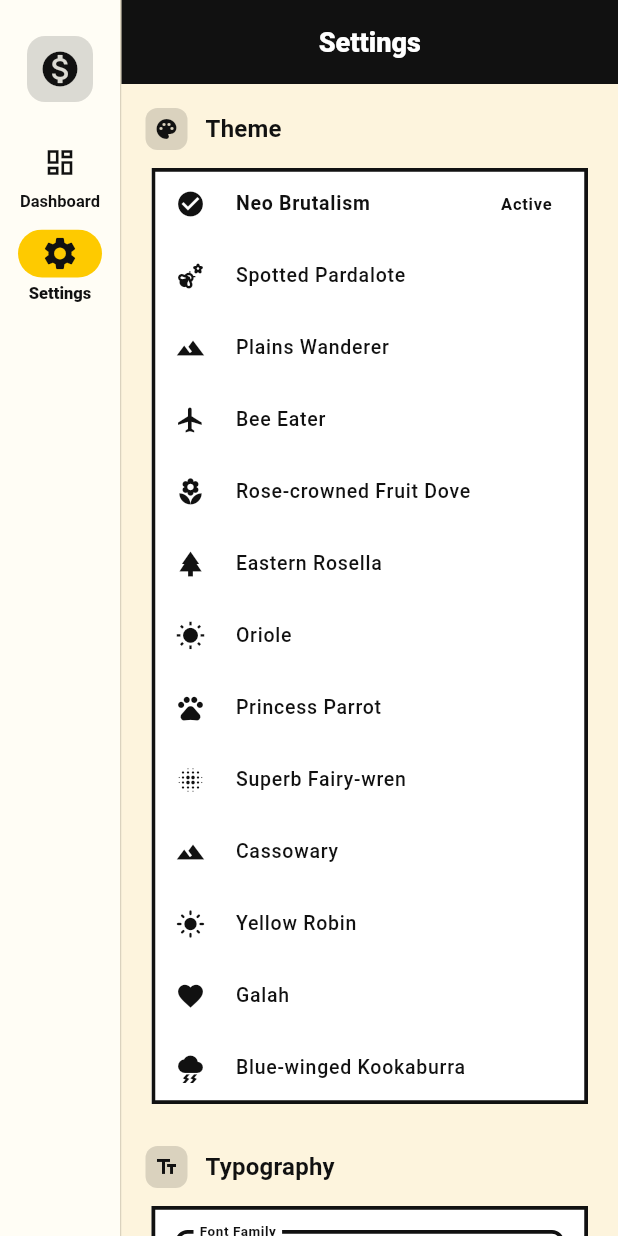
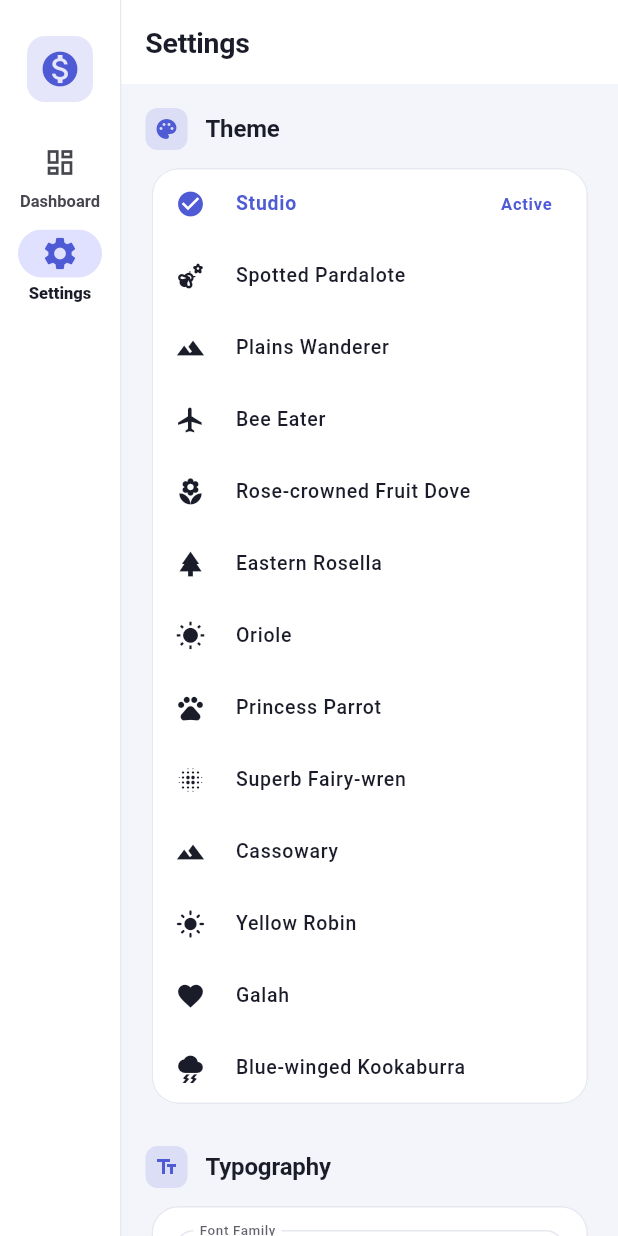
Before and after one commit to ryandam9/expenses, a Flutter app: the screen it shows after launch, after a tap on "Settings", on a phone screen of 412 x 824 dp. Run offline on Flutter 3.47's test engine with Material 3 defaults, Android fonts, the phone set to English and light mode, and no system bars; our stand-ins replace fl_chart, flutter_riverpod, google_fonts, sqflite, sqflite_common_ffi; accounts and stored records are empty; Roboto replaces fonts that are missing (Google Sans).

Commit message:
Replace Neo Brutalism with custom Studio theme
Drop the brutalist default in favour of a hand-tuned, standard Material 3
theme ('Studio'): muted indigo accent, clean white cards over a cool
off-white canvas, hairline borders, soft shadows, and generous rounding.
Ships matching light and dark variants and an on-theme chart palette.

```diff
--- a/lib/theme/app_themes.dart
+++ b/lib/theme/app_themes.dart
@@ -42,237 +42,279 @@ List<Color> buildChartColors(List<Color> base, int count) {
   return out;
 }
 
-const _black = Color(0xFF111111);
-const _white = Color(0xFFFFFDF5);
-const _neoBg = Color(0xFFFDF4DD);
-const _neoYellow = Color(0xFFFECA00);
-const _neoRed = Color(0xFFCB0300);
-const _neoBlue = Color(0xFF06ABDF);
+// --- Studio: the default, hand-tuned theme ----------------------------------
+//
+// A calm, modern dashboard look built on standard Material 3. The accent is a
+// muted indigo; surfaces are clean white cards floating over a cool, barely
+// tinted background. Corners are generously rounded, borders are hairline, and
+// shadows are soft and low — the opposite of the old brutalist look. Designed
+// so financial data reads clearly without the chrome competing for attention.
+const _studioIndigo = Color(0xFF4F5BD5); // primary accent
+const _studioInk = Color(0xFF1B1C2A); // near-black text
+const _studioBg = Color(0xFFF4F5FA); // cool off-white canvas
+const _studioBorder = Color(0xFFE6E8F0); // hairline card border
 
-ThemeData _neoBrutalismLight() {
+ThemeData _studioLight() {
+  final scheme = ColorScheme.fromSeed(
+    seedColor: _studioIndigo,
+    brightness: Brightness.light,
+  ).copyWith(
+    primary: _studioIndigo,
+    onSurface: _studioInk,
+    surface: Colors.white,
+    surfaceContainerLowest: Colors.white,
+    surfaceContainerLow: _studioBg,
+    surfaceContainerHigh: const Color(0xFFEFF1F8),
+    outline: const Color(0xFFC9CCDA),
+    outlineVariant: _studioBorder,
+  );
+
   return ThemeData(
     useMaterial3: true,
     brightness: Brightness.light,
-    colorScheme: ColorScheme(
-      brightness: Brightness.light,
-      primary: _black,
-      onPrimary: _white,
-      secondary: _neoRed,
-      onSecondary: _white,
-      secondaryContainer: _neoYellow,
-      onSecondaryContainer: _black,
-      tertiary: _neoBlue,
-      onTertiary: _black,
-      primaryContainer: _neoYellow,
-      onPrimaryContainer: _black,
-      error: _neoRed,
-      onError: _white,
-      surface: _white,
-      onSurface: _black,
-      surfaceContainerLowest: const Color(0xFFFFFFFF),
-      surfaceContainerLow: const Color(0xFFF8F6F2),
-      surfaceContainerHigh: const Color(0xFFEDE8E0),
-      outline: _black.withValues(alpha: 0.3),
-      outlineVariant: _black.withValues(alpha: 0.15),
-    ),
-    scaffoldBackgroundColor: _neoBg,
+    colorScheme: scheme,
+    scaffoldBackgroundColor: _studioBg,
     cardTheme: CardThemeData(
       elevation: 0,
       color: Colors.white,
-      shape: Border.all(color: _black, width: 2.5),
+      shadowColor: _studioInk.withValues(alpha: 0.06),
+      shape: RoundedRectangleBorder(
+        borderRadius: BorderRadius.circular(18),
+        side: const BorderSide(color: _studioBorder, width: 1),
+      ),
       surfaceTintColor: Colors.transparent,
     ),
-    appBarTheme: AppBarThemeData(
+    appBarTheme: const AppBarThemeData(
       elevation: 0,
-      backgroundColor: _black,
-      foregroundColor: _white,
-      centerTitle: true,
-      titleTextStyle: const TextStyle(
-        fontWeight: FontWeight.w800,
-        fontSize: 18,
+      scrolledUnderElevation: 0,
+      backgroundColor: Colors.white,
+      foregroundColor: _studioInk,
+      surfaceTintColor: Colors.transparent,
+      centerTitle: false,
+      titleTextStyle: TextStyle(
+        fontWeight: FontWeight.w700,
+        fontSize: 19,
+        color: _studioInk,
+        letterSpacing: -0.2,
       ),
     ),
-    dividerTheme: DividerThemeData(
-      color: _black.withValues(alpha: 0.3),
-      thickness: 1.5,
-      space: 0,
+    dividerTheme: const DividerThemeData(
+      color: _studioBorder,
+      thickness: 1,
+      space: 1,
     ),
     navigationRailTheme: NavigationRailThemeData(
-      backgroundColor: _neoBg,
-      indicatorColor: _neoYellow,
+      backgroundColor: Colors.white,
+      indicatorColor: _studioIndigo.withValues(alpha: 0.12),
       indicatorShape: RoundedRectangleBorder(
-        borderRadius: BorderRadius.circular(8),
-        side: const BorderSide(color: _black, width: 2),
+        borderRadius: BorderRadius.circular(12),
       ),
       labelType: NavigationRailLabelType.all,
-      unselectedLabelTextStyle: const TextStyle(
-        fontWeight: FontWeight.w600,
+      unselectedLabelTextStyle: TextStyle(
+        fontWeight: FontWeight.w500,
         fontSize: 11,
-        color: _black,
+        color: _studioInk.withValues(alpha: 0.55),
       ),
       selectedLabelTextStyle: const TextStyle(
-        fontWeight: FontWeight.w800,
+        fontWeight: FontWeight.w700,
         fontSize: 11,
-        color: _black,
+        color: _studioIndigo,
       ),
-      unselectedIconTheme: const IconThemeData(color: _black, size: 22),
-      selectedIconTheme: const IconThemeData(color: _black, size: 26),
+      unselectedIconTheme: IconThemeData(
+        color: _studioInk.withValues(alpha: 0.55),
+        size: 22,
+      ),
+      selectedIconTheme: const IconThemeData(color: _studioIndigo, size: 24),
     ),
     textTheme: const TextTheme(
-      titleLarge: TextStyle(fontWeight: FontWeight.w800, fontSize: 20, color: _black),
-      titleMedium: TextStyle(fontWeight: FontWeight.w700, fontSize: 16, color: _black),
-      titleSmall: TextStyle(fontWeight: FontWeight.w700, fontSize: 14, color: _black),
-      bodyLarge: TextStyle(fontWeight: FontWeight.w500, color: _black),
-      bodyMedium: TextStyle(fontWeight: FontWeight.w500, color: _black),
-      bodySmall: TextStyle(fontWeight: FontWeight.w500, color: _black),
-      labelLarge: TextStyle(fontWeight: FontWeight.w700, fontSize: 13, color: _black),
-      labelSmall: TextStyle(fontWeight: FontWeight.w500, color: _black),
+      titleLarge: TextStyle(fontWeight: FontWeight.w700, fontSize: 20, color: _studioInk, letterSpacing: -0.3),
+      titleMedium: TextStyle(fontWeight: FontWeight.w600, fontSize: 16, color: _studioInk, letterSpacing: -0.1),
+      titleSmall: TextStyle(fontWeight: FontWeight.w600, fontSize: 14, color: _studioInk),
+      bodyLarge: TextStyle(fontWeight: FontWeight.w400, color: _studioInk),
+      bodyMedium: TextStyle(fontWeight: FontWeight.w400, color: _studioInk),
+      bodySmall: TextStyle(fontWeight: FontWeight.w400, color: Color(0xFF5B5D6E)),
+      labelLarge: TextStyle(fontWeight: FontWeight.w600, fontSize: 13, color: _studioInk),
+      labelSmall: TextStyle(fontWeight: FontWeight.w500, color: _studioInk),
     ),
     inputDecorationTheme: InputDecorationTheme(
       filled: true,
-      fillColor: Colors.white,
+      fillColor: _studioBg,
       border: OutlineInputBorder(
-        borderRadius: BorderRadius.circular(8),
-        borderSide: const BorderSide(color: _black, width: 2.5),
+        borderRadius: BorderRadius.circular(12),
+        borderSide: const BorderSide(color: _studioBorder, width: 1),
       ),
       enabledBorder: OutlineInputBorder(
-        borderRadius: BorderRadius.circular(8),
-        borderSide: const BorderSide(color: _black, width: 2.5),
+        borderRadius: BorderRadius.circular(12),
+        borderSide: const BorderSide(color: _studioBorder, width: 1),
       ),
       focusedBorder: OutlineInputBorder(
-        borderRadius: BorderRadius.circular(8),
-        borderSide: const BorderSide(color: _neoBlue, width: 2.5),
+        borderRadius: BorderRadius.circular(12),
+        borderSide: const BorderSide(color: _studioIndigo, width: 1.5),
       ),
-      contentPadding: const EdgeInsets.symmetric(horizontal: 12, vertical: 10),
+      contentPadding: const EdgeInsets.symmetric(horizontal: 14, vertical: 12),
       isDense: true,
-      labelStyle: const TextStyle(fontWeight: FontWeight.w600, fontSize: 12, color: _black),
+      labelStyle: TextStyle(
+        fontWeight: FontWeight.w500,
+        fontSize: 12,
+        color: _studioInk.withValues(alpha: 0.7),
+      ),
     ),
     filledButtonTheme: FilledButtonThemeData(
       style: FilledButton.styleFrom(
-        backgroundColor: _black,
-        foregroundColor: _white,
-        shape: RoundedRectangleBorder(borderRadius: BorderRadius.circular(8)),
-        elevation: 4,
-        shadowColor: _black,
-        textStyle: const TextStyle(fontWeight: FontWeight.w700, fontSize: 13),
-        padding: const EdgeInsets.symmetric(horizontal: 20, vertical: 12),
+        backgroundColor: _studioIndigo,
+        foregroundColor: Colors.white,
+        shape: RoundedRectangleBorder(borderRadius: BorderRadius.circular(12)),
+        elevation: 0,
+        textStyle: const TextStyle(fontWeight: FontWeight.w600, fontSize: 13),
+        padding: const EdgeInsets.symmetric(horizontal: 20, vertical: 14),
       ),
     ),
     chipTheme: ChipThemeData(
-      backgroundColor: Colors.white,
-      side: const BorderSide(color: _black, width: 2),
-      labelStyle: const TextStyle(fontWeight: FontWeight.w700, fontSize: 12, color: _black),
-      padding: const EdgeInsets.symmetric(horizontal: 8, vertical: 4),
-      shape: RoundedRectangleBorder(borderRadius: BorderRadius.circular(8)),
+      backgroundColor: _studioBg,
+      side: const BorderSide(color: _studioBorder, width: 1),
+      labelStyle: const TextStyle(fontWeight: FontWeight.w500, fontSize: 12, color: _studioInk),
+      padding: const EdgeInsets.symmetric(horizontal: 10, vertical: 6),
+      shape: RoundedRectangleBorder(borderRadius: BorderRadius.circular(10)),
     ),
-    dividerColor: _black.withValues(alpha: 0.2),
+    dividerColor: _studioBorder,
     searchBarTheme: SearchBarThemeData(
       elevation: WidgetStateProperty.all(0),
-      backgroundColor: WidgetStateProperty.all(Colors.white),
+      backgroundColor: WidgetStateProperty.all(_studioBg),
       shape: WidgetStateProperty.all(
         RoundedRectangleBorder(
-          borderRadius: BorderRadius.circular(8),
-          side: const BorderSide(color: _black, width: 2.5),
+          borderRadius: BorderRadius.circular(12),
+          side: const BorderSide(color: _studioBorder, width: 1),
         ),
       ),
     ),
     searchViewTheme: SearchViewThemeData(
       shape: RoundedRectangleBorder(
-        borderRadius: BorderRadius.circular(12),
-        side: const BorderSide(color: _black, width: 2),
+        borderRadius: BorderRadius.circular(16),
+        side: const BorderSide(color: _studioBorder, width: 1),
       ),
     ),
   );
 }
 
-ThemeData _neoBrutalismDark() {
-  return _neoBrutalismLight().copyWith(
+ThemeData _studioDark() {
+  const darkBg = Color(0xFF14151C);
+  const darkSurface = Color(0xFF1D1F29);
+  const darkBorder = Color(0xFF2C2F3C);
+  const darkText = Color(0xFFE8E9F0);
+  const accent = Color(0xFF8B95F2);
+
+  final scheme = ColorScheme.fromSeed(
+    seedColor: _studioIndigo,
     brightness: Brightness.dark,
-    scaffoldBackgroundColor: _black,
-    colorScheme: ColorScheme(
-      brightness: Brightness.dark,
-      primary: _white,
-      onPrimary: _black,
-      secondary: _neoRed,
-      onSecondary: _white,
-      tertiary: _neoBlue,
-      onTertiary: _white,
-      error: _neoRed,
-      onError: _white,
-      surface: _black,
-      onSurface: _white,
-      surfaceContainerLowest: const Color(0xFF0A0A0A),
-      surfaceContainerLow: const Color(0xFF1F1F1F),
-      surfaceContainerHigh: const Color(0xFF2A2A2A),
-      outline: Colors.white.withValues(alpha: 0.3),
-      outlineVariant: Colors.white.withValues(alpha: 0.15),
-    ),
-    appBarTheme: AppBarThemeData(
-      elevation: 0,
-      backgroundColor: Colors.white,
-      foregroundColor: _black,
-      centerTitle: true,
-    ),
+  ).copyWith(
+    primary: accent,
+    onPrimary: const Color(0xFF111219),
+    onSurface: darkText,
+    surface: darkSurface,
+    surfaceContainerLowest: darkBg,
+    surfaceContainerLow: darkSurface,
+    surfaceContainerHigh: const Color(0xFF252835),
+    outline: const Color(0xFF3A3D4C),
+    outlineVariant: darkBorder,
+  );
+
+  return ThemeData(
+    useMaterial3: true,
+    brightness: Brightness.dark,
+    colorScheme: scheme,
+    scaffoldBackgroundColor: darkBg,
     cardTheme: CardThemeData(
       elevation: 0,
-      color: const Color(0xFF2A2A2A),
-      shape: Border.all(color: Colors.white, width: 2.5),
+      color: darkSurface,
+      shape: RoundedRectangleBorder(
+        borderRadius: BorderRadius.circular(18),
+        side: const BorderSide(color: darkBorder, width: 1),
+      ),
       surfaceTintColor: Colors.transparent,
     ),
+    appBarTheme: const AppBarThemeData(
+      elevation: 0,
+      scrolledUnderElevation: 0,
+      backgroundColor: darkBg,
+      foregroundColor: darkText,
+      surfaceTintColor: Colors.transparent,
+      centerTitle: false,
+      titleTextStyle: TextStyle(
+        fontWeight: FontWeight.w700,
+        fontSize: 19,
+        color: darkText,
+        letterSpacing: -0.2,
+      ),
+    ),
+    dividerTheme: const DividerThemeData(color: darkBorder, thickness: 1, space: 1),
     navigationRailTheme: NavigationRailThemeData(
-      backgroundColor: const Color(0xFF1A1A1A),
-      indicatorColor: Colors.white.withValues(alpha: 0.15),
-      unselectedLabelTextStyle: const TextStyle(
-        fontWeight: FontWeight.w600,
+      backgroundColor: darkSurface,
+      indicatorColor: accent.withValues(alpha: 0.18),
+      indicatorShape: RoundedRectangleBorder(borderRadius: BorderRadius.circular(12)),
+      labelType: NavigationRailLabelType.all,
+      unselectedLabelTextStyle: TextStyle(
+        fontWeight: FontWeight.w500,
         fontSize: 11,
-        color: Colors.white70,
+        color: darkText.withValues(alpha: 0.55),
       ),
-      selectedLabelTextStyle: const TextStyle(
-        fontWeight: FontWeight.w800,
-        fontSize: 11,
-        color: Colors.white,
-      ),
-      unselectedIconTheme: const IconThemeData(color: Colors.white70, size: 22),
-      selectedIconTheme: const IconThemeData(color: Colors.white, size: 26),
+      selectedLabelTextStyle: const TextStyle(fontWeight: FontWeight.w700, fontSize: 11, color: accent),
+      unselectedIconTheme: IconThemeData(color: darkText.withValues(alpha: 0.55), size: 22),
+      selectedIconTheme: const IconThemeData(color: accent, size: 24),
+    ),
+    textTheme: const TextTheme(
+      titleLarge: TextStyle(fontWeight: FontWeight.w700, fontSize: 20, color: darkText, letterSpacing: -0.3),
+      titleMedium: TextStyle(fontWeight: FontWeight.w600, fontSize: 16, color: darkText, letterSpacing: -0.1),
+      titleSmall: TextStyle(fontWeight: FontWeight.w600, fontSize: 14, color: darkText),
+      bodyLarge: TextStyle(fontWeight: FontWeight.w400, color: darkText),
+      bodyMedium: TextStyle(fontWeight: FontWeight.w400, color: darkText),
+      bodySmall: TextStyle(fontWeight: FontWeight.w400, color: Color(0xFF9A9DB0)),
+      labelLarge: TextStyle(fontWeight: FontWeight.w600, fontSize: 13, color: darkText),
+      labelSmall: TextStyle(fontWeight: FontWeight.w500, color: darkText),
     ),
     inputDecorationTheme: InputDecorationTheme(
       filled: true,
-      fillColor: const Color(0xFF2A2A2A),
+      fillColor: const Color(0xFF252835),
       border: OutlineInputBorder(
-        borderRadius: BorderRadius.circular(8),
-        borderSide: const BorderSide(color: Colors.white54, width: 2.5),
+        borderRadius: BorderRadius.circular(12),
+        borderSide: const BorderSide(color: darkBorder, width: 1),
       ),
       enabledBorder: OutlineInputBorder(
-        borderRadius: BorderRadius.circular(8),
-        borderSide: const BorderSide(color: Colors.white54, width: 2.5),
+        borderRadius: BorderRadius.circular(12),
+        borderSide: const BorderSide(color: darkBorder, width: 1),
       ),
       focusedBorder: OutlineInputBorder(
-        borderRadius: BorderRadius.circular(8),
-        borderSide: const BorderSide(color: _neoBlue, width: 2.5),
+        borderRadius: BorderRadius.circular(12),
+        borderSide: const BorderSide(color: accent, width: 1.5),
       ),
-      contentPadding: const EdgeInsets.symmetric(horizontal: 12, vertical: 10),
+      contentPadding: const EdgeInsets.symmetric(horizontal: 14, vertical: 12),
       isDense: true,
-      labelStyle: const TextStyle(fontWeight: FontWeight.w600, fontSize: 12, color: Colors.white),
+      labelStyle: TextStyle(fontWeight: FontWeight.w500, fontSize: 12, color: darkText.withValues(alpha: 0.7)),
     ),
     filledButtonTheme: FilledButtonThemeData(
       style: FilledButton.styleFrom(
-        backgroundColor: Colors.white,
-        foregroundColor: _black,
-        shape: RoundedRectangleBorder(borderRadius: BorderRadius.circular(8)),
-        elevation: 4,
-        shadowColor: Colors.white,
-        textStyle: const TextStyle(fontWeight: FontWeight.w700, fontSize: 13),
-        padding: const EdgeInsets.symmetric(horizontal: 20, vertical: 12),
+        backgroundColor: accent,
+        foregroundColor: const Color(0xFF111219),
+        shape: RoundedRectangleBorder(borderRadius: BorderRadius.circular(12)),
+        elevation: 0,
+        textStyle: const TextStyle(fontWeight: FontWeight.w600, fontSize: 13),
+        padding: const EdgeInsets.symmetric(horizontal: 20, vertical: 14),
       ),
     ),
-    dividerColor: Colors.white.withValues(alpha: 0.2),
+    chipTheme: ChipThemeData(
+      backgroundColor: const Color(0xFF252835),
+      side: const BorderSide(color: darkBorder, width: 1),
+      labelStyle: const TextStyle(fontWeight: FontWeight.w500, fontSize: 12, color: darkText),
+      padding: const EdgeInsets.symmetric(horizontal: 10, vertical: 6),
+      shape: RoundedRectangleBorder(borderRadius: BorderRadius.circular(10)),
+    ),
+    dividerColor: darkBorder,
     searchBarTheme: SearchBarThemeData(
       elevation: WidgetStateProperty.all(0),
-      backgroundColor: WidgetStateProperty.all(const Color(0xFF2A2A2A)),
+      backgroundColor: WidgetStateProperty.all(const Color(0xFF252835)),
       shape: WidgetStateProperty.all(
         RoundedRectangleBorder(
-          borderRadius: BorderRadius.circular(8),
-          side: const BorderSide(color: Colors.white54, width: 2.5),
+          borderRadius: BorderRadius.circular(12),
+          side: const BorderSide(color: darkBorder, width: 1),
         ),
       ),
     ),
@@ -413,19 +455,19 @@ AppTheme _birdTheme({
 
 final appThemes = [
   AppTheme(
-    name: 'Neo Brutalism',
-    icon: Icons.bolt,
-    light: _neoBrutalismLight(),
-    dark: _neoBrutalismDark(),
+    name: 'Studio',
+    icon: Icons.dashboard_rounded,
+    light: _studioLight(),
+    dark: _studioDark(),
     palette: const [
-      _neoYellow,
-      _neoRed,
-      _neoBlue,
-      Color(0xFFD36328),
-      Color(0xFF6D8600),
-      Color(0xFFBD338F),
-      Color(0xFF007CBF),
-      _black,
+      _studioIndigo,
+      Color(0xFF2BB6A3), // teal
+      Color(0xFFF59E42), // amber
+      Color(0xFFE5689A), // rose
+      Color(0xFF6CACE4), // sky
+      Color(0xFF8B6FD6), // violet
+      Color(0xFF59C26B), // green
+      Color(0xFFE2645C), // coral
     ],
   ),
   _birdTheme(
```
Also changed, not shown: lib/main.dart (+4 -4 lines).
